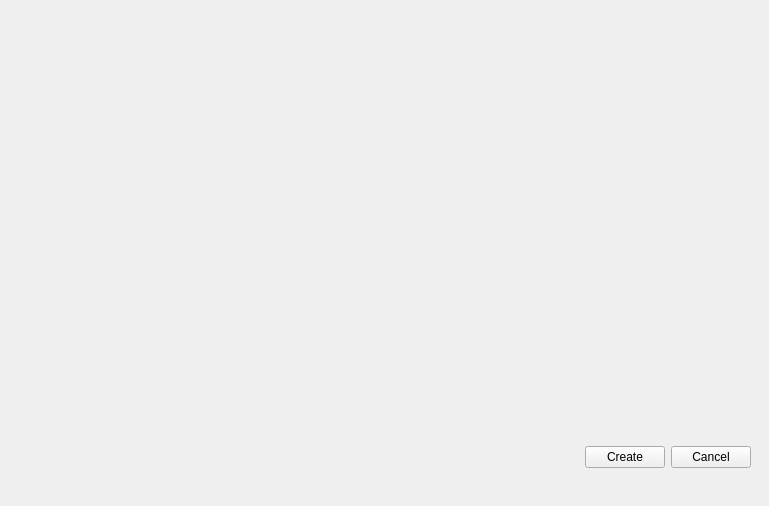
This is client/src/main/launcher/ui/mainwindow.ui in JulianBiancardi/Wolfenstein-Taller1 as Qt 5 draws it before an edit. The edited form follows.
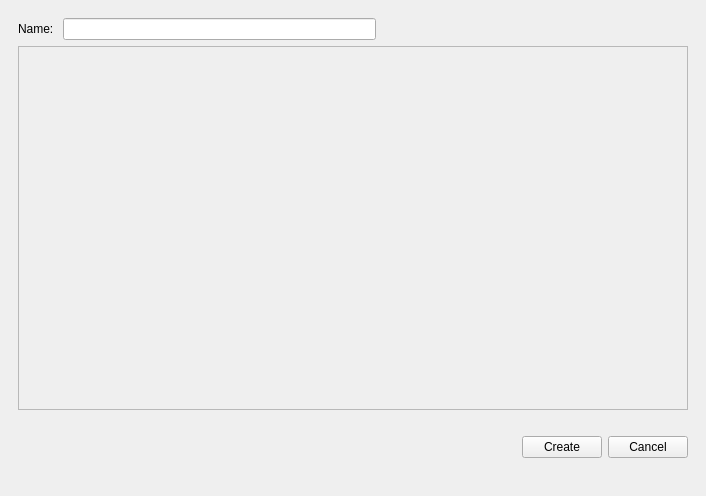
This is the edited form.

Patch:
```diff
--- a/client/src/main/launcher/ui/mainwindow.ui
+++ b/client/src/main/launcher/ui/mainwindow.ui
@@ -6,8 +6,8 @@
    <rect>
     <x>0</x>
     <y>0</y>
-    <width>769</width>
-    <height>506</height>
+    <width>706</width>
+    <height>496</height>
    </rect>
   </property>
   <property name="windowTitle">
@@ -235,18 +235,90 @@
       </widget>
       <widget class="QWidget" name="NewMatchPage">
        <layout class="QVBoxLayout" name="verticalLayout_4">
+        <item>
+         <layout class="QHBoxLayout" name="horizontalLayout_3">
+          <item>
+           <widget class="QLabel" name="label_4">
+            <property name="text">
+             <string>Name: </string>
+            </property>
+           </widget>
+          </item>
+          <item>
+           <widget class="QLineEdit" name="mapNameEdit">
+            <property name="maxLength">
+             <number>64</number>
+            </property>
+           </widget>
+          </item>
+          <item>
+           <spacer name="horizontalSpacer_3">
+            <property name="orientation">
+             <enum>Qt::Horizontal</enum>
+            </property>
+            <property name="sizeHint" stdset="0">
+             <size>
+              <width>40</width>
+              <height>20</height>
+             </size>
+            </property>
+           </spacer>
+          </item>
+         </layout>
+        </item>
+        <item>
+         <widget class="QScrollArea" name="scrollArea_2">
+          <property name="sizePolicy">
+           <sizepolicy hsizetype="Expanding" vsizetype="Expanding">
+            <horstretch>0</horstretch>
+            <verstretch>0</verstretch>
+           </sizepolicy>
+          </property>
+          <property name="widgetResizable">
+           <bool>true</bool>
+          </property>
+          <widget class="QWidget" name="scrollAreaWidgetContents_2">
+           <property name="geometry">
+            <rect>
+             <x>0</x>
+             <y>0</y>
+             <width>668</width>
+             <height>340</height>
+            </rect>
+           </property>
+           <layout class="QVBoxLayout" name="verticalLayout_6">
+            <item>
+             <layout class="QVBoxLayout" name="mapsLayout"/>
+            </item>
+            <item>
+             <spacer name="verticalSpacer_6">
+              <property name="orientation">
+               <enum>Qt::Vertical</enum>
+              </property>
+              <property name="sizeHint" stdset="0">
+               <size>
+                <width>20</width>
+                <height>40</height>
+               </size>
+              </property>
+             </spacer>
+            </item>
+           </layout>
+          </widget>
+         </widget>
+        </item>
         <item>
          <spacer name="verticalSpacer_4">
           <property name="orientation">
            <enum>Qt::Vertical</enum>
           </property>
           <property name="sizeType">
-           <enum>QSizePolicy::Expanding</enum>
+           <enum>QSizePolicy::Fixed</enum>
           </property>
           <property name="sizeHint" stdset="0">
            <size>
             <width>20</width>
-            <height>408</height>
+            <height>20</height>
            </size>
           </property>
          </spacer>
```
Left out of the diff: 6 changed lines with no effect on the pictures.
